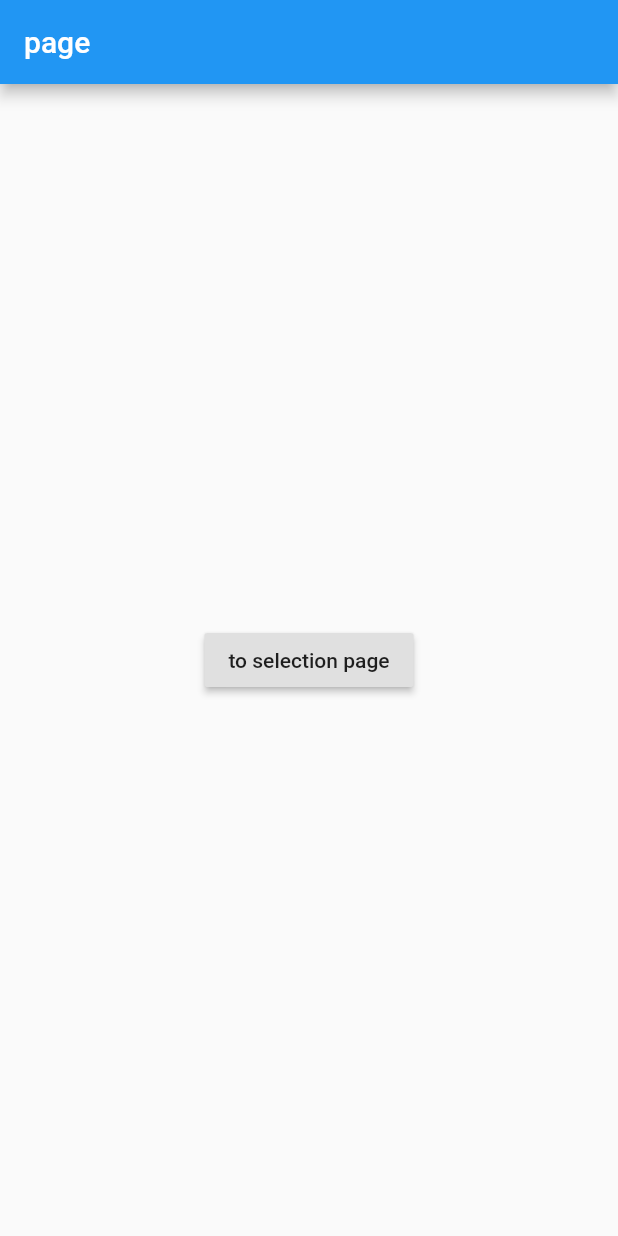
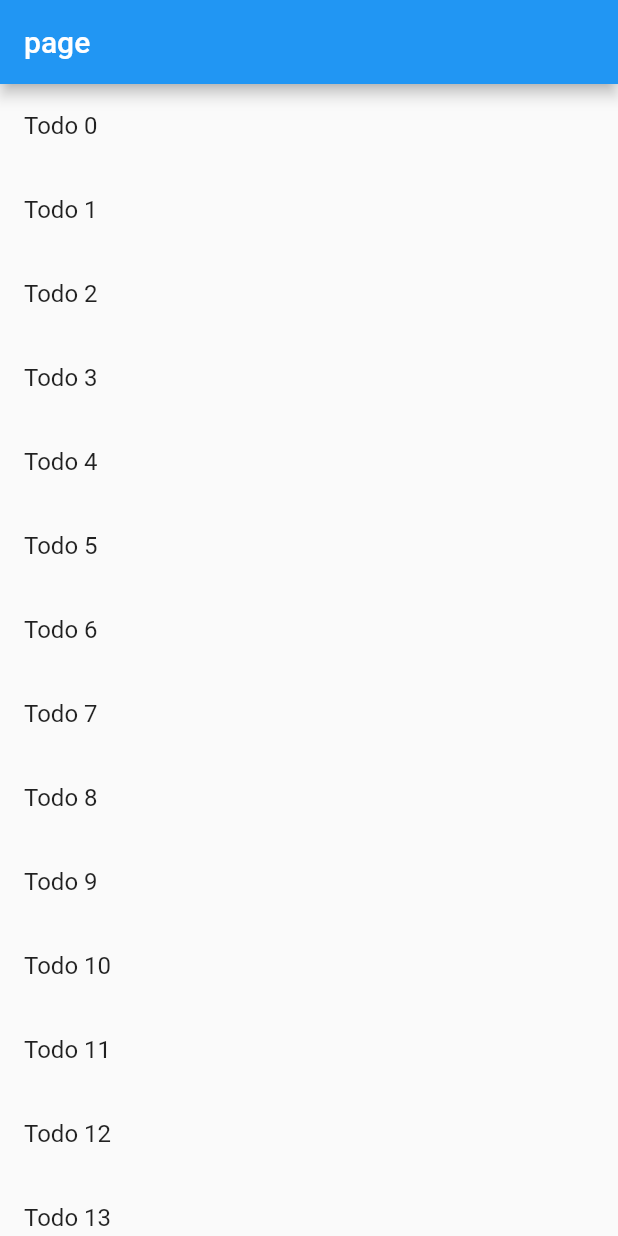
Before and after one commit to tomocy/flutter-cookbook, a Flutter app: the screen it shows after launch, on a phone screen of 412 x 824 dp. Run offline on Flutter 3.47's test engine with Material 2 defaults, Android fonts, the phone set to English and light mode, and no system bars.

Commit message:
send data to a new screen

```diff
--- a/lib/main.dart
+++ b/lib/main.dart
@@ -7,14 +7,18 @@ class App extends StatelessWidget {
 
   @override
   Widget build(BuildContext context) {
-    return const MaterialApp(
-      home: Page(),
+    return MaterialApp(
+      home: Page(
+        todos: List<Todo>.generate(20, (i) => Todo('Todo $i', 'Do $i')),
+      ),
     );
   }
 }
 
 class Page extends StatelessWidget {
-  const Page({Key key}) : super(key: key);
+  const Page({Key key, this.todos}) : super(key: key);
+
+  final List<Todo> todos;
 
   @override
   Widget build(BuildContext context) {
@@ -22,65 +26,49 @@ class Page extends StatelessWidget {
       appBar: AppBar(
         title: const Text('page'),
       ),
-      body: const Center(
-        child: SelectionButton(),
+      body: ListView.builder(
+        itemCount: todos.length,
+        itemBuilder: (context, i) => ListTile(
+          title: Text(
+            todos[i].title,
+          ),
+          onTap: () => Navigator.push(
+            context,
+            MaterialPageRoute(
+              builder: (context) => TodoPage(todo: todos[i]),
+            ),
+          ),
+        ),
       ),
     );
   }
 }
 
-class SelectionButton extends StatelessWidget {
-  const SelectionButton({Key key}) : super(key: key);
+class TodoPage extends StatelessWidget {
+  const TodoPage({
+    Key key,
+    @required this.todo,
+  }) : super(key: key);
 
-  @override
-  Widget build(BuildContext context) {
-    return RaisedButton(
-      onPressed: () => _displaySelection(context),
-      child: const Text('to selection page'),
-    );
-  }
-
-  void _displaySelection(BuildContext context) async {
-    final selected = await Navigator.push(
-      context,
-      MaterialPageRoute(
-        builder: (context) => const SelectionPage(),
-      ),
-    );
-
-    Scaffold.of(context)
-      ..removeCurrentSnackBar()
-      ..showSnackBar(SnackBar(
-        content: Text(selected.toString()),
-      ));
-  }
-}
-
-class SelectionPage extends StatelessWidget {
-  const SelectionPage({Key key}) : super(key: key);
+  final Todo todo;
 
   @override
   Widget build(BuildContext context) {
     return Scaffold(
-      body: Column(
-        mainAxisAlignment: MainAxisAlignment.center,
-        children: <Widget>[
-          Padding(
-            padding: const EdgeInsets.all(16.0),
-            child: RaisedButton(
-              onPressed: () => Navigator.pop(context, 'Yep'),
-              child: const Text('Yep'),
-            ),
-          ),
-          Padding(
-            padding: const EdgeInsets.all(16.0),
-            child: RaisedButton(
-              onPressed: () => Navigator.pop(context, 'Nope'),
-              child: const Text('Nope'),
-            ),
-          ),
-        ],
+      appBar: AppBar(
+        title: Text(todo.title),
+      ),
+      body: Padding(
+        padding: const EdgeInsets.all(16.0),
+        child: Text(todo.description),
       ),
     );
   }
 }
+
+class Todo {
+  const Todo(this.title, this.description);
+
+  final String title;
+  final String description;
+}
```
